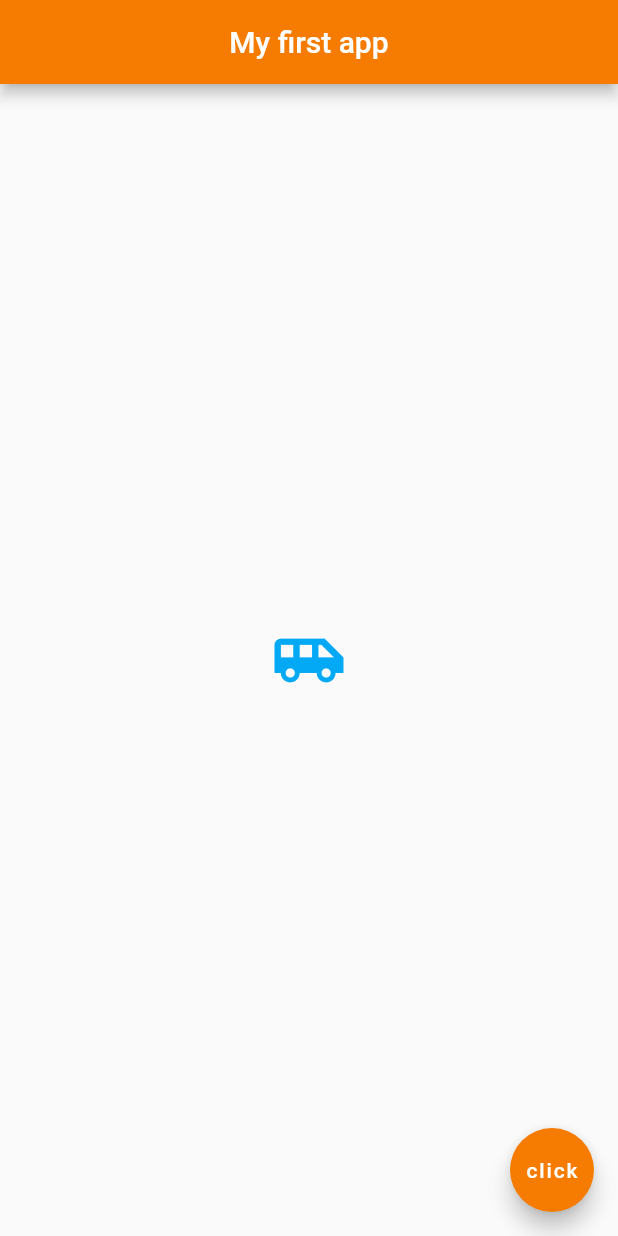
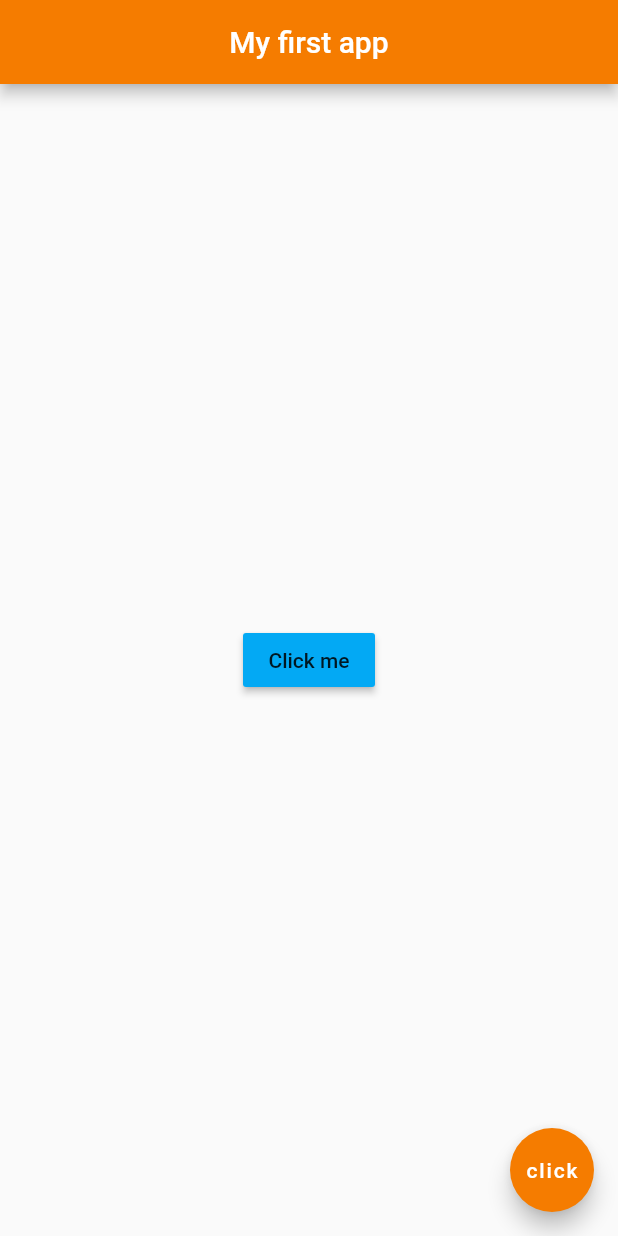
Before and after one commit to crazay416/FlutterApp, a Flutter app: the screen it shows after launch, on a phone screen of 412 x 824 dp. Run offline on Flutter 3.47's test engine with Material 2 defaults, Android fonts, the phone set to English and light mode, and no system bars.

Commit message:
Changing Body to OnPressed

```diff
--- a/lib/main.dart
+++ b/lib/main.dart
@@ -16,10 +16,10 @@ void main() {
           backgroundColor: Colors.orange[700],
         ),
         body: Center(
-          child: Icon(
-            Icons.airport_shuttle,
+          child: RaisedButton(
+            onPressed: () {},
+            child: Text("Click me"),
             color: Colors.lightBlue,
-            size: 50.0,
           ),
         ),
         floatingActionButton: FloatingActionButton(
```
